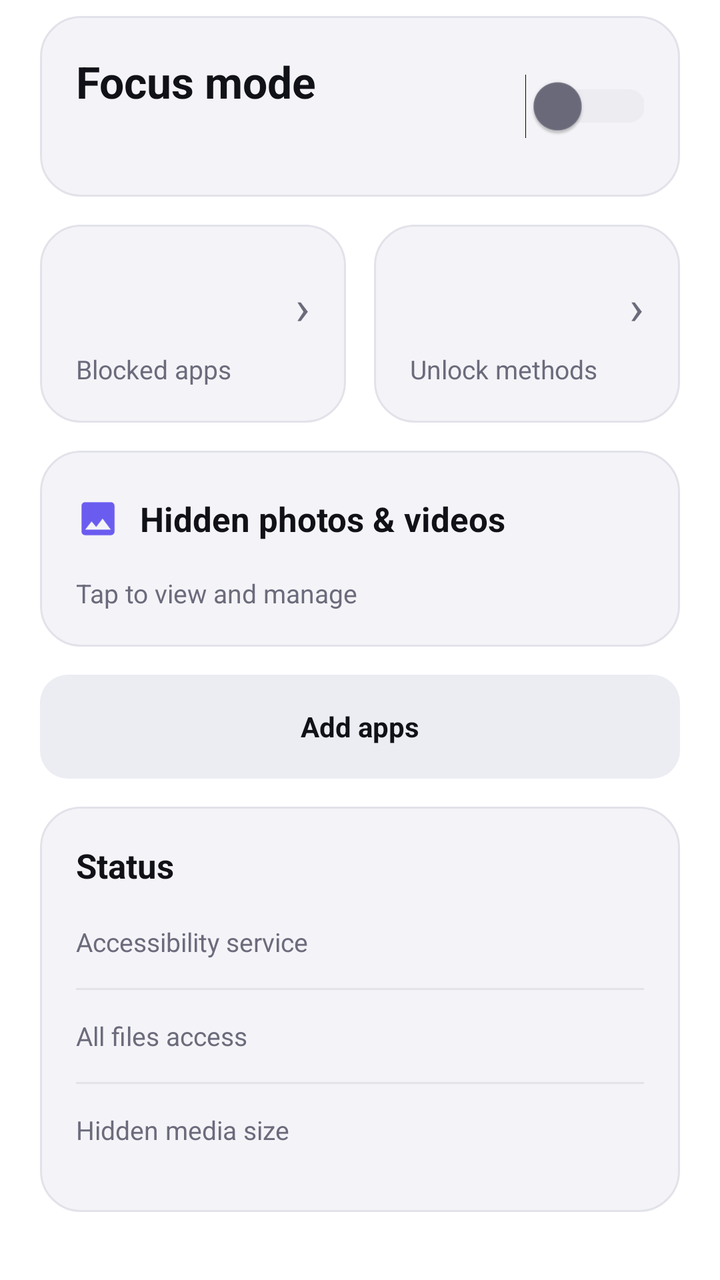
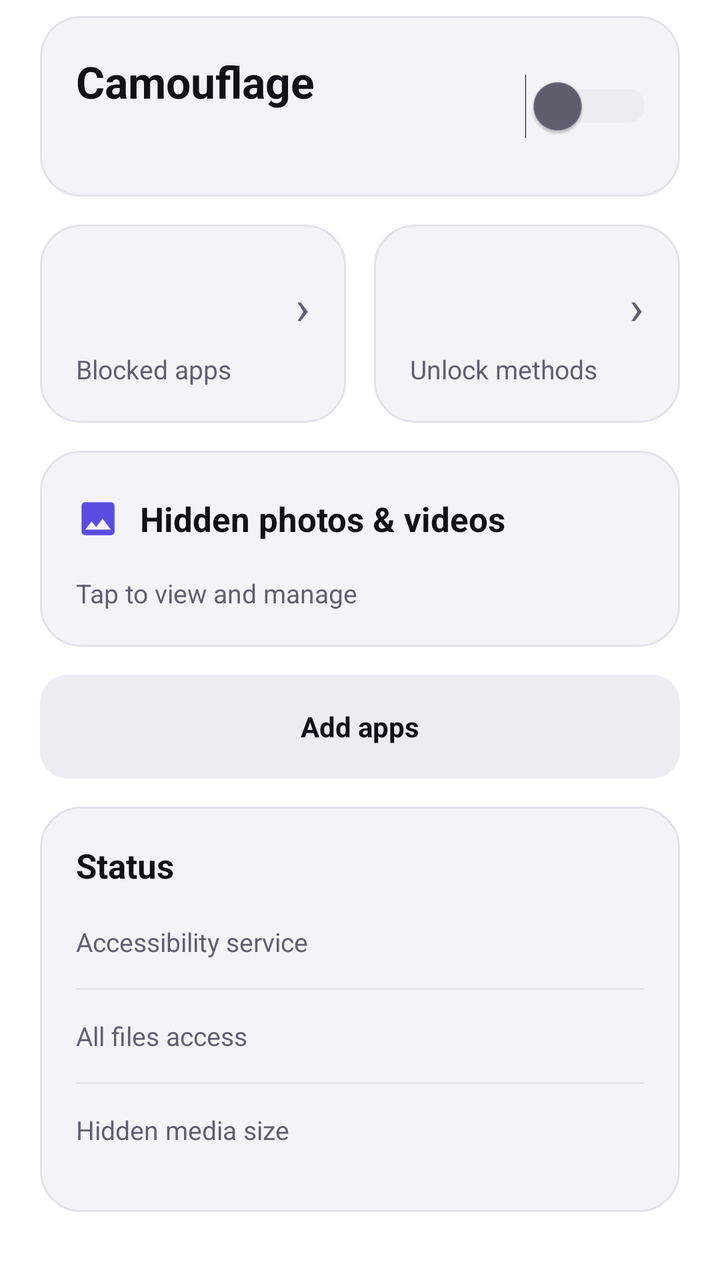

The first picture is an Android layout as it rendered before a commit; the second is the same layout after the commit. The layout source and the unified diff follow.
<!-- AndroidManifest.xml: fallback theme Theme.MaterialComponents.DayNight.NoActionBar -->
<!-- res/layout/page_home.xml -->
<?xml version="1.0" encoding="utf-8"?>
<ScrollView xmlns:android="http://schemas.android.com/apk/res/android"
    android:id="@+id/pageHome"
    android:layout_width="match_parent"
    android:layout_height="match_parent"
    android:scrollbars="none">

    <LinearLayout
        android:layout_width="match_parent"
        android:layout_height="wrap_content"
        android:orientation="vertical"
        android:paddingStart="20dp"
        android:paddingTop="8dp"
        android:paddingEnd="20dp"
        android:paddingBottom="20dp">

        
        <LinearLayout
            android:id="@+id/cardAccess"
            style="@style/Vault.Card"
            android:layout_width="match_parent"
            android:layout_height="wrap_content"
            android:layout_marginBottom="14dp"
            android:orientation="vertical"
            android:visibility="gone">

            <TextView
                style="@style/Vault.Body"
                android:layout_width="match_parent"
                android:layout_height="wrap_content"
                android:text="@string/vault_access_off"
                android:textColor="@color/vault_danger" />

            <TextView
                android:id="@+id/btnAccess"
                style="@style/Vault.Button.Primary"
                android:layout_width="match_parent"
                android:layout_height="44dp"
                android:layout_marginTop="14dp"
                android:text="@string/vault_access_fix" />
        </LinearLayout>

        
        <LinearLayout
            android:id="@+id/cardFocus"
            style="@style/Vault.Card"
            android:layout_width="match_parent"
            android:layout_height="wrap_content"
            android:gravity="center_vertical"
            android:orientation="horizontal"
            android:paddingTop="22dp"
            android:paddingBottom="22dp">

            <LinearLayout
                android:layout_width="0dp"
                android:layout_height="wrap_content"
                android:layout_weight="1"
                android:orientation="vertical">

                <TextView
                    android:layout_width="wrap_content"
                    android:layout_height="wrap_content"
                    android:text="@string/vault_focus_title"
                    android:textColor="@color/vault_text"
                    android:textSize="22sp"
                    android:textStyle="bold" />

                <TextView
                    android:id="@+id/tvFocusState"
                    style="@style/Vault.Body"
                    android:layout_width="wrap_content"
                    android:layout_height="wrap_content"
                    android:layout_marginTop="6dp"
                    android:textSize="14sp" />
            </LinearLayout>

            <Switch
                android:id="@+id/switchFocus"
                android:layout_width="wrap_content"
                android:layout_height="wrap_content"
                android:scaleX="1.2"
                android:scaleY="1.2"
                android:thumbTint="@color/switch_thumb"
                android:trackTint="@color/switch_track" />
        </LinearLayout>

        
        <LinearLayout
            android:layout_width="match_parent"
            android:layout_height="wrap_content"
            android:layout_marginTop="14dp"
            android:orientation="horizontal">

            <LinearLayout
                android:id="@+id/tileBlocked"
                style="@style/Vault.Card"
                android:layout_width="0dp"
                android:layout_height="wrap_content"
                android:layout_weight="1"
                android:clickable="true"
                android:focusable="true"
                android:orientation="vertical">

                <LinearLayout
                    android:layout_width="match_parent"
                    android:layout_height="wrap_content"
                    android:gravity="center_vertical"
                    android:orientation="horizontal">

                    <TextView
                        android:id="@+id/tvBlockedCount"
                        android:layout_width="0dp"
                        android:layout_height="wrap_content"
                        android:layout_weight="1"
                        android:textColor="@color/vault_accent"
                        android:textSize="34sp"
                        android:textStyle="bold" />

                    <TextView
                        android:layout_width="wrap_content"
                        android:layout_height="wrap_content"
                        android:text="@string/vault_next"
                        android:textColor="@color/vault_text_dim"
                        android:textSize="24sp" />
                </LinearLayout>

                <TextView
                    style="@style/Vault.Body"
                    android:layout_width="wrap_content"
                    android:layout_height="wrap_content"
                    android:text="@string/vault_tile_blocked" />
            </LinearLayout>


            <LinearLayout
                android:id="@+id/tileUnlock"
                style="@style/Vault.Card"
                android:layout_width="0dp"
                android:layout_height="wrap_content"
                android:layout_marginStart="14dp"
                android:layout_weight="1"
                android:clickable="true"
                android:focusable="true"
                android:orientation="vertical">

                <LinearLayout
                    android:layout_width="match_parent"
                    android:layout_height="wrap_content"
                    android:gravity="center_vertical"
                    android:orientation="horizontal">

                    <TextView
                        android:id="@+id/tvUnlockCount"
                        android:layout_width="0dp"
                        android:layout_height="wrap_content"
                        android:layout_weight="1"
                        android:textColor="@color/vault_accent"
                        android:textSize="34sp"
                        android:textStyle="bold" />

                    <TextView
                        android:layout_width="wrap_content"
                        android:layout_height="wrap_content"
                        android:text="@string/vault_next"
                        android:textColor="@color/vault_text_dim"
                        android:textSize="24sp" />
                </LinearLayout>

                <TextView
                    style="@style/Vault.Body"
                    android:layout_width="wrap_content"
                    android:layout_height="wrap_content"
                    android:text="@string/vault_tile_unlock" />
            </LinearLayout>

        </LinearLayout>

        
        <LinearLayout
            android:id="@+id/cardMedia"
            style="@style/Vault.Card"
            android:layout_width="match_parent"
            android:layout_height="wrap_content"
            android:layout_marginTop="14dp"
            android:clickable="true"
            android:focusable="true"
            android:orientation="vertical">

            <LinearLayout
                android:layout_width="match_parent"
                android:layout_height="wrap_content"
                android:gravity="center_vertical"
                android:orientation="horizontal">

                <ImageView
                    android:layout_width="22dp"
                    android:layout_height="22dp"
                    android:contentDescription="@null"
                    android:src="@drawable/ic_photos"
                    android:tint="@color/vault_accent" />

                <TextView
                    style="@style/Vault.CardTitle"
                    android:layout_width="0dp"
                    android:layout_height="wrap_content"
                    android:layout_marginStart="10dp"
                    android:layout_weight="1"
                    android:text="@string/vault_media_tile" />

                <TextView
                    android:id="@+id/tvHomeMediaCount"
                    android:layout_width="wrap_content"
                    android:layout_height="wrap_content"
                    android:textColor="@color/vault_accent"
                    android:textSize="24sp"
                    android:textStyle="bold" />
            </LinearLayout>

            <LinearLayout
                android:id="@+id/llHomeMedia"
                android:layout_width="match_parent"
                android:layout_height="wrap_content"
                android:layout_marginTop="14dp"
                android:orientation="horizontal"
                android:visibility="gone" />

            <TextView
                style="@style/Vault.Body"
                android:layout_width="wrap_content"
                android:layout_height="wrap_content"
                android:layout_marginTop="12dp"
                android:text="@string/vault_home_media_hint" />
        </LinearLayout>

        
        <LinearLayout
            android:layout_width="match_parent"
            android:layout_height="wrap_content"
            android:layout_marginTop="14dp"
            android:orientation="horizontal">

            <TextView
                android:id="@+id/btnQuickApps"
                style="@style/Vault.Button"
                android:layout_width="0dp"
                android:layout_height="52dp"
                android:layout_weight="1"
                android:text="@string/vault_quick_apps" />
        </LinearLayout>

        
        <LinearLayout
            style="@style/Vault.Card"
            android:layout_width="match_parent"
            android:layout_height="wrap_content"
            android:layout_marginTop="14dp"
            android:orientation="vertical">

            <TextView
                style="@style/Vault.CardTitle"
                android:layout_width="wrap_content"
                android:layout_height="wrap_content"
                android:layout_marginBottom="4dp"
                android:text="@string/vault_status_title" />

            <LinearLayout
                android:id="@+id/rowStatusAccess"
                android:layout_width="match_parent"
                android:layout_height="46dp"
                android:clickable="true"
                android:focusable="true"
                android:gravity="center_vertical"
                android:orientation="horizontal">

                <TextView
                    style="@style/Vault.Body"
                    android:layout_width="0dp"
                    android:layout_height="wrap_content"
                    android:layout_weight="1"
                    android:text="@string/vault_status_access" />

                <TextView
                    android:id="@+id/tvStatusAccess"
                    android:layout_width="wrap_content"
                    android:layout_height="wrap_content"
                    android:textColor="@color/vault_text"
                    android:textSize="13sp"
                    android:textStyle="bold" />
            </LinearLayout>

            <View
                android:layout_width="match_parent"
                android:layout_height="1dp"
                android:background="@color/vault_stroke" />

            <LinearLayout
                android:id="@+id/rowStatusFiles"
                android:layout_width="match_parent"
                android:layout_height="46dp"
                android:clickable="true"
                android:focusable="true"
                android:gravity="center_vertical"
                android:orientation="horizontal">

                <TextView
                    style="@style/Vault.Body"
                    android:layout_width="0dp"
                    android:layout_height="wrap_content"
                    android:layout_weight="1"
                    android:text="@string/vault_status_files" />

                <TextView
                    android:id="@+id/tvStatusFiles"
                    android:layout_width="wrap_content"
                    android:layout_height="wrap_content"
                    android:textColor="@color/vault_text"
                    android:textSize="13sp"
                    android:textStyle="bold" />
            </LinearLayout>

            <View
                android:layout_width="match_parent"
                android:layout_height="1dp"
                android:background="@color/vault_stroke" />

            <LinearLayout
                android:layout_width="match_parent"
                android:layout_height="46dp"
                
                android:gravity="center_vertical"
                android:orientation="horizontal">

                <TextView
                    style="@style/Vault.Body"
                    android:layout_width="0dp"
                    android:layout_height="wrap_content"
                    android:layout_weight="1"
                    android:text="@string/vault_status_storage" />

                <TextView
                    android:id="@+id/tvStatusStorage"
                    android:layout_width="wrap_content"
                    android:layout_height="wrap_content"
                    android:textColor="@color/vault_text"
                    android:textSize="13sp"
                    android:textStyle="bold" />
            </LinearLayout>
        </LinearLayout>
    </LinearLayout>
</ScrollView>
<!-- resources referenced by this layout -->
<resources>
  <color name="vault_accent">#6B5CF0</color>
  <color name="vault_danger">#E5484D</color>
  <color name="vault_stroke">#E2E2EA</color>
  <color name="vault_text">#111118</color>
  <color name="vault_text_dim">#6B6B7C</color>
  <!-- drawable ic_photos (drawable) -->
  <?xml version="1.0" encoding="utf-8"?>
  <vector xmlns:android="http://schemas.android.com/apk/res/android"
      android:width="24dp"
      android:height="24dp"
      android:viewportWidth="24"
      android:viewportHeight="24">
      <path
          android:fillColor="@color/vault_icon"
          android:pathData="M21,19V5c0,-1.1 -0.9,-2 -2,-2H5c-1.1,0 -2,0.9 -2,2v14c0,1.1 0.9,2 2,2h14c1.1,0 2,-0.9 2,-2zM8.5,13.5l2.5,3.01L14.5,12l4.5,6H5l3.5,-4.5z" />
  </vector>
  <string name="vault_access_fix">Open settings</string>
  <string name="vault_access_off">Accessibility service is off. It cannot see when a blocked app opens.</string>
  <string name="vault_focus_title">Focus mode</string>
  <string name="vault_home_media_hint">Tap to view and manage</string>
  <string name="vault_media_tile">Hidden photos &amp; videos</string>
  <string name="vault_next">›</string>
  <string name="vault_quick_apps">Add apps</string>
  <string name="vault_status_access">Accessibility service</string>
  <string name="vault_status_files">All files access</string>
  <string name="vault_status_storage">Hidden media size</string>
  <string name="vault_status_title">Status</string>
  <string name="vault_tile_blocked">Blocked apps</string>
  <string name="vault_tile_unlock">Unlock methods</string>
  <style name="Vault.Body">
          <item name="android:textColor">@color/vault_text_dim</item>
          <item name="android:textSize">13sp</item>
          <item name="android:lineSpacingMultiplier">1.15</item>
      </style>
  <style name="Vault.Button.Primary">
          <item name="android:textColor">#FFFFFF</item>
          <item name="android:background">@drawable/bg_btn_primary</item>
      </style>
  <style name="Vault.Card">
          <item name="android:background">@drawable/bg_vault_card</item>
          <item name="android:padding">18dp</item>
      </style>
  <style name="Vault.CardTitle">
          <item name="android:textColor">@color/vault_text</item>
          <item name="android:textSize">17sp</item>
          <item name="android:textStyle">bold</item>
      </style>
  <color name="vault_icon">#111118</color>
  <!-- drawable bg_btn_tonal (drawable) -->
  <?xml version="1.0" encoding="utf-8"?>
  <ripple xmlns:android="http://schemas.android.com/apk/res/android"
      android:color="@color/vault_ripple">
      <item>
          <shape android:shape="rectangle">
              <solid android:color="@color/vault_tonal" />
              <corners android:radius="14dp" />
          </shape>
      </item>
  </ripple>
  <!-- drawable bg_btn_primary (drawable) -->
  <?xml version="1.0" encoding="utf-8"?>
  <ripple xmlns:android="http://schemas.android.com/apk/res/android"
      android:color="#40FFFFFF">
      <item>
          <shape android:shape="rectangle">
              <solid android:color="@color/vault_accent" />
              <corners android:radius="14dp" />
          </shape>
      </item>
  </ripple>
  <!-- drawable bg_vault_card (drawable) -->
  <?xml version="1.0" encoding="utf-8"?>
  <shape xmlns:android="http://schemas.android.com/apk/res/android"
      android:shape="rectangle">
      <solid android:color="@color/vault_card" />
      <stroke
          android:width="1dp"
          android:color="@color/vault_stroke" />
      <corners android:radius="20dp" />
  </shape>
  <color name="vault_ripple">#22000000</color>
  <color name="vault_tonal">#ECECF3</color>
  <color name="vault_card">#F4F4F8</color>
  <!-- unchanged entries left out for length: 1 -->
</resources>

<!-- the commit's change to res/layout/page_home.xml (unified diff, before → after) -->
@@ -42,7 +42,7 @@
 
         
         <LinearLayout
-            android:id="@+id/cardFocus"
+            android:id="@+id/cardCamouflage"
             style="@style/Vault.Card"
             android:layout_width="match_parent"
             android:layout_height="wrap_content"
@@ -60,13 +60,13 @@
                 <TextView
                     android:layout_width="wrap_content"
                     android:layout_height="wrap_content"
-                    android:text="@string/vault_focus_title"
+                    android:text="@string/vault_camouflage_title"
                     android:textColor="@color/vault_text"
                     android:textSize="22sp"
                     android:textStyle="bold" />
 
                 <TextView
-                    android:id="@+id/tvFocusState"
+                    android:id="@+id/tvCamouflageState"
                     style="@style/Vault.Body"
                     android:layout_width="wrap_content"
                     android:layout_height="wrap_content"
@@ -75,7 +75,7 @@
             </LinearLayout>
 
             <Switch
-                android:id="@+id/switchFocus"
+                android:id="@+id/switchCamouflage"
                 android:layout_width="wrap_content"
                 android:layout_height="wrap_content"
                 android:scaleX="1.2"
<!-- resource entries referenced after the edit -->
@@ -1,10 +1,10 @@
 <!-- resources referenced by this layout -->
 <resources>
-  <color name="vault_accent">#6B5CF0</color>
-  <color name="vault_danger">#E5484D</color>
+  <color name="vault_accent">#5B4BE0</color>
+  <color name="vault_danger">#C62F34</color>
   <color name="vault_stroke">#E2E2EA</color>
   <color name="vault_text">#111118</color>
-  <color name="vault_text_dim">#6B6B7C</color>
+  <color name="vault_text_dim">#5F5F70</color>
   <!-- drawable ic_photos (drawable) -->
   <?xml version="1.0" encoding="utf-8"?>
   <vector xmlns:android="http://schemas.android.com/apk/res/android"
@@ -18,7 +18,7 @@
   </vector>
   <string name="vault_access_fix">Open settings</string>
   <string name="vault_access_off">Accessibility service is off. It cannot see when a blocked app opens.</string>
-  <string name="vault_focus_title">Focus mode</string>
+  <string name="vault_camouflage_title">Camouflage</string>
   <string name="vault_home_media_hint">Tap to view and manage</string>
   <string name="vault_media_tile">Hidden photos &amp; videos</string>
   <string name="vault_next">›</string>
@@ -35,7 +35,7 @@
           <item name="android:lineSpacingMultiplier">1.15</item>
       </style>
   <style name="Vault.Button.Primary">
-          <item name="android:textColor">#FFFFFF</item>
+          <item name="android:textColor">@color/vault_on_accent</item>
           <item name="android:background">@drawable/bg_btn_primary</item>
       </style>
   <style name="Vault.Card">
@@ -59,6 +59,7 @@
           </shape>
       </item>
   </ripple>
+  <color name="vault_on_accent">#FFFFFF</color>
   <!-- drawable bg_btn_primary (drawable) -->
   <?xml version="1.0" encoding="utf-8"?>
   <ripple xmlns:android="http://schemas.android.com/apk/res/android"
